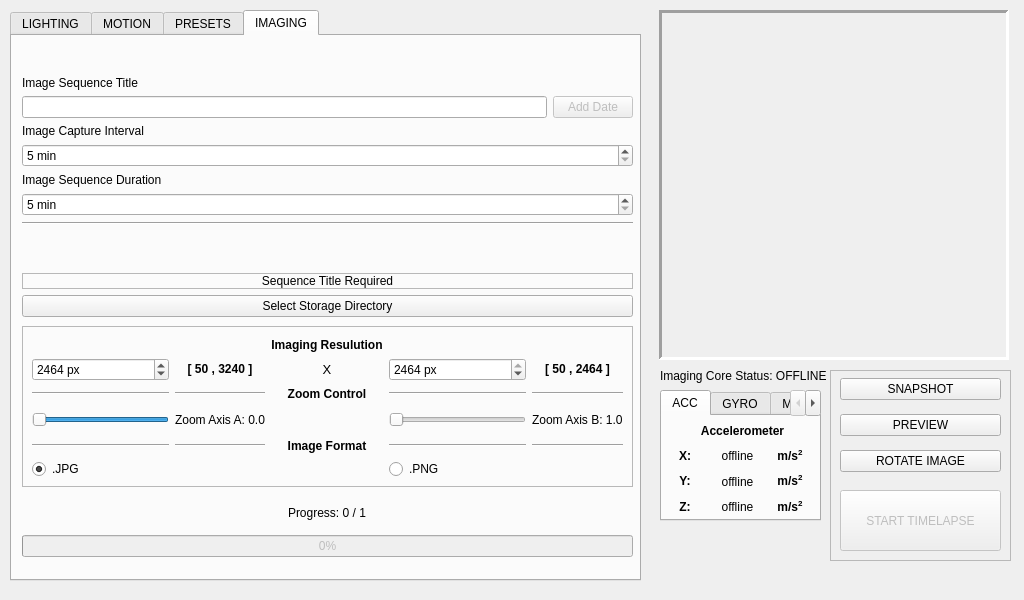
Above: _ui/Clinostat.ui from CoCl-Jerry/SciSpin_Max_Dev before the change. Below: the same form after it.
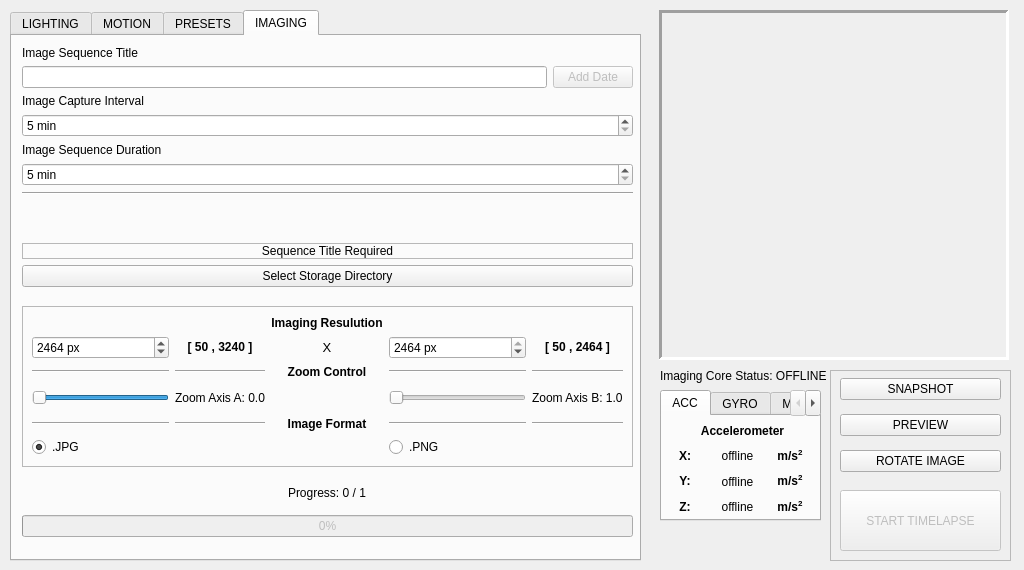
That is the form after the change. Icons and pictures are not drawn.

Patch:
```diff
--- a/_ui/Clinostat.ui
+++ b/_ui/Clinostat.ui
@@ -10,7 +10,7 @@
     <x>0</x>
     <y>0</y>
     <width>1024</width>
-    <height>600</height>
+    <height>570</height>
    </rect>
   </property>
   <property name="windowTitle">
@@ -61,7 +61,7 @@
       <x>10</x>
       <y>10</y>
       <width>631</width>
-      <height>571</height>
+      <height>551</height>
      </rect>
     </property>
     <property name="currentIndex">
@@ -1036,7 +1036,7 @@
       <property name="geometry">
        <rect>
         <x>10</x>
-        <y>40</y>
+        <y>10</y>
         <width>611</width>
         <height>241</height>
        </rect>
@@ -1217,7 +1217,7 @@
       <property name="geometry">
        <rect>
         <x>10</x>
-        <y>460</y>
+        <y>440</y>
         <width>611</width>
         <height>61</height>
        </rect>
@@ -1246,7 +1246,7 @@
       <property name="geometry">
        <rect>
         <x>10</x>
-        <y>290</y>
+        <y>270</y>
         <width>611</width>
         <height>161</height>
        </rect>
@@ -1262,7 +1262,7 @@
       <property name="geometry">
        <rect>
         <x>20</x>
-        <y>302</y>
+        <y>280</y>
         <width>591</width>
         <height>141</height>
        </rect>
```
Left out of the diff: 8 changed lines with no effect on the pictures.
